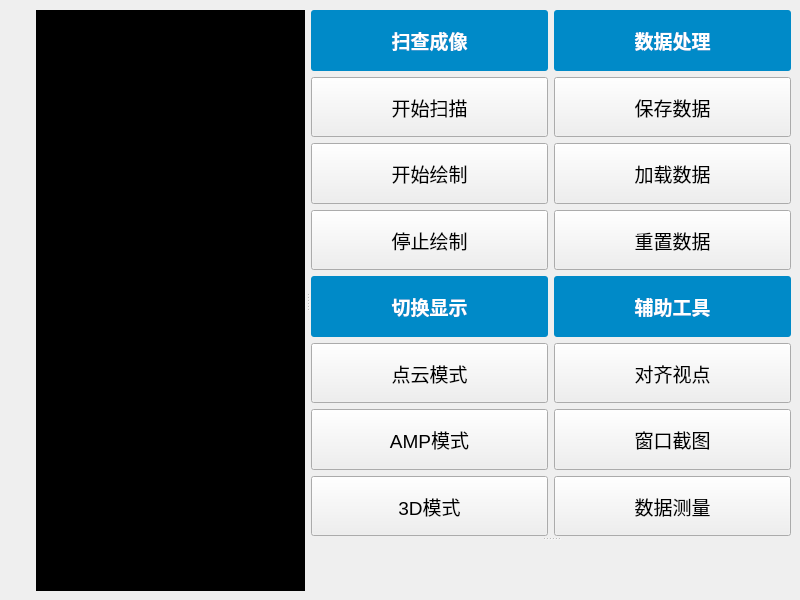
Above: mainwindow3.ui from DrestryRobot/3DScan before the change. Below: the same form after it.
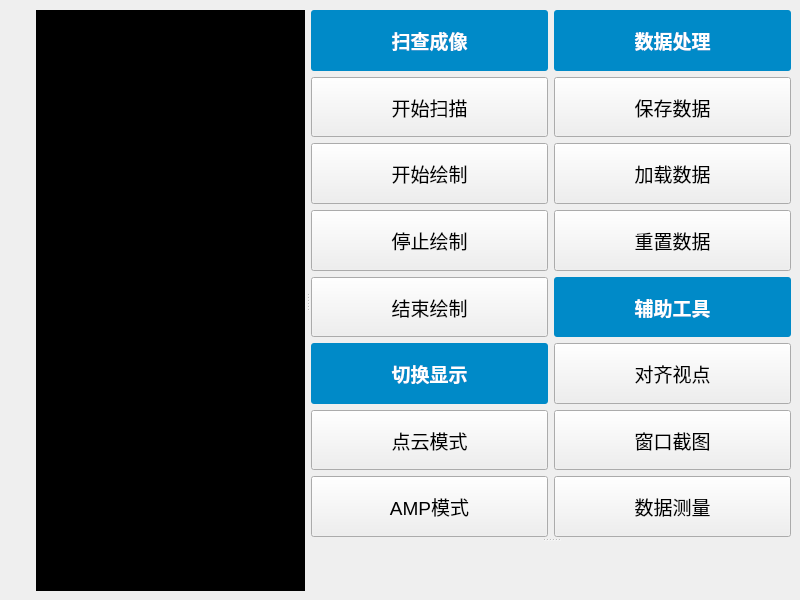
That is the form after the change. Custom widgets are drawn as their Qt base class.

Commit message: update drawing controls in UI

What changed in the file:
```diff
--- a/mainwindow3.ui
+++ b/mainwindow3.ui
@@ -374,7 +374,43 @@
             </property>
            </widget>
           </item>
-          <item row="4" column="0">
+          <item row="12" column="0">
+           <widget class="QPushButton" name="pushButton_8">
+            <property name="sizePolicy">
+             <sizepolicy hsizetype="Expanding" vsizetype="Expanding">
+              <horstretch>0</horstretch>
+              <verstretch>0</verstretch>
+             </sizepolicy>
+            </property>
+            <property name="font">
+             <font>
+              <pointsize>14</pointsize>
+             </font>
+            </property>
+            <property name="text">
+             <string>AMP模式</string>
+            </property>
+           </widget>
+          </item>
+          <item row="11" column="0">
+           <widget class="QPushButton" name="pushButton_12">
+            <property name="sizePolicy">
+             <sizepolicy hsizetype="Expanding" vsizetype="Expanding">
+              <horstretch>0</horstretch>
+              <verstretch>0</verstretch>
+             </sizepolicy>
+            </property>
+            <property name="font">
+             <font>
+              <pointsize>14</pointsize>
+             </font>
+            </property>
+            <property name="text">
+             <string>点云模式</string>
+            </property>
+           </widget>
+          </item>
+          <item row="5" column="0">
            <widget class="QLabel" name="label_3">
             <property name="sizePolicy">
              <sizepolicy hsizetype="Expanding" vsizetype="Expanding">
@@ -401,8 +437,8 @@
             </property>
            </widget>
           </item>
-          <item row="5" column="0">
-           <widget class="QPushButton" name="pushButton_12">
+          <item row="4" column="0">
+           <widget class="QPushButton" name="pushButton_3">
             <property name="sizePolicy">
              <sizepolicy hsizetype="Expanding" vsizetype="Expanding">
               <horstretch>0</horstretch>
@@ -415,43 +451,7 @@
              </font>
             </property>
             <property name="text">
-             <string>点云模式</string>
-            </property>
-           </widget>
-          </item>
-          <item row="11" column="0">
-           <widget class="QPushButton" name="pushButton_8">
-            <property name="sizePolicy">
-             <sizepolicy hsizetype="Expanding" vsizetype="Expanding">
-              <horstretch>0</horstretch>
-              <verstretch>0</verstretch>
-             </sizepolicy>
-            </property>
-            <property name="font">
-             <font>
-              <pointsize>14</pointsize>
-             </font>
-            </property>
-            <property name="text">
-             <string>AMP模式</string>
-            </property>
-           </widget>
-          </item>
-          <item row="12" column="0">
-           <widget class="QPushButton" name="pushButton_13">
-            <property name="sizePolicy">
-             <sizepolicy hsizetype="Expanding" vsizetype="Expanding">
-              <horstretch>0</horstretch>
-              <verstretch>0</verstretch>
-             </sizepolicy>
-            </property>
-            <property name="font">
-             <font>
-              <pointsize>14</pointsize>
-             </font>
-            </property>
-            <property name="text">
-             <string>3D模式</string>
+             <string>结束绘制</string>
             </property>
            </widget>
           </item>
```
